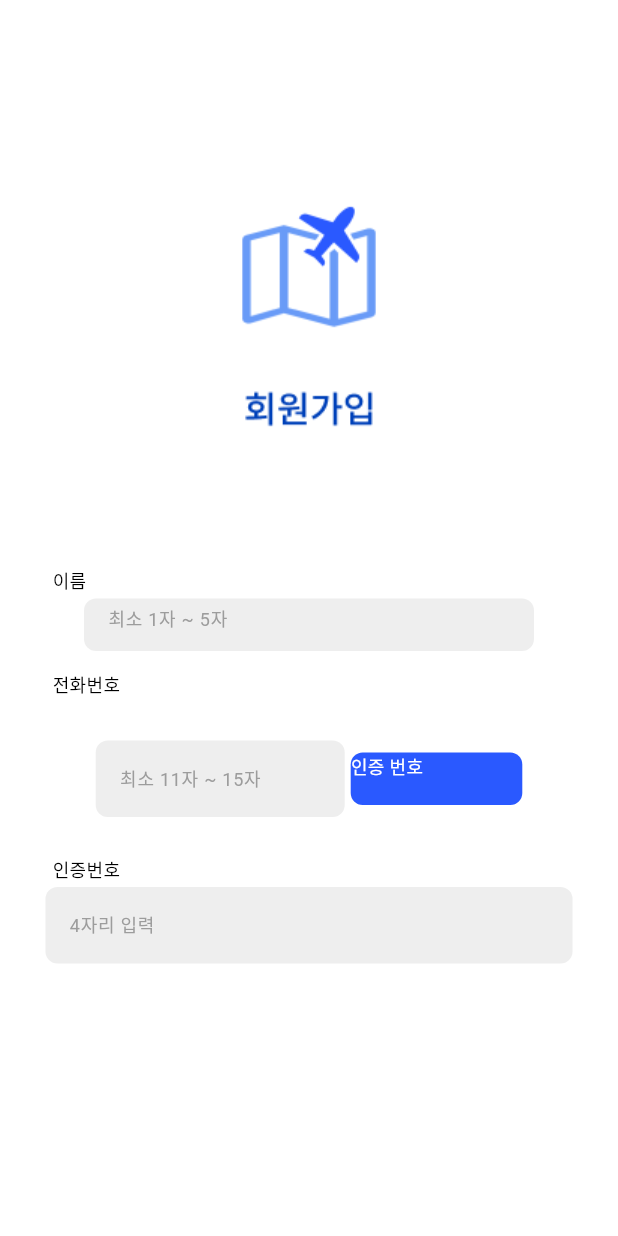
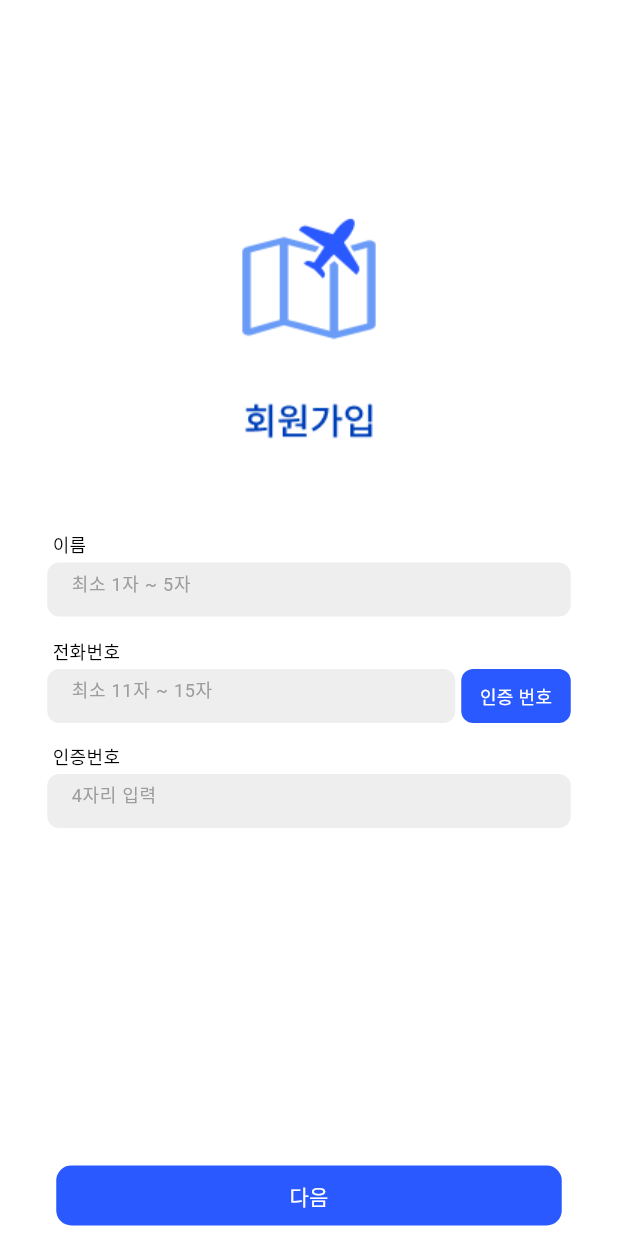
Before and after one commit to leave-leave/Leave-Leave-Flutter, a Flutter app: the SignupScreen screen opened directly, on a phone screen of 412 x 824 dp. Run offline on Flutter 3.47's test engine with Material 3 defaults, Android fonts, the phone set to English and light mode, and no system bars; Roboto replaces fonts that are missing (Noto Sans KR, NotoSansKR).

Commit message:
UPDATE :: code

```diff
--- a/lib/screen/signup.dart
+++ b/lib/screen/signup1.dart
@@ -1,4 +1,5 @@
 import 'package:flutter/material.dart';
+import 'signup2.dart';
 
 class SignupScreen extends StatelessWidget {
   static const Color blueColor = Color(0xff2A59FF);
@@ -15,11 +16,11 @@ class SignupScreen extends StatelessWidget {
       resizeToAvoidBottomInset: false,
       body: Column(
         children: [
-          SizedBox(height: 112),
+          SizedBox(height: 120),
           Center(
             child: Image.asset('assets/images/Signup.png'),
           ),
-          SizedBox(height: 87),
+          SizedBox(height: 55),
           Row(
             children: [
               SizedBox(width: 35), // 조절 가능한 왼쪽 여백
@@ -35,8 +36,8 @@ class SignupScreen extends StatelessWidget {
           ),
           SizedBox(height: 4), // 라벨과 TextField 간의 간격 조절
           Container(
-            width: 300,
-            height: 35,
+            width: 349,
+            height: 36,
             child: TextField(
               style: TextStyle(
                 fontSize: 12,
@@ -56,7 +57,7 @@ class SignupScreen extends StatelessWidget {
               ),
             ),
           ),
-          SizedBox(height: 13),
+          SizedBox(height: 14),
           Row(
             children: [
               SizedBox(width: 35), // 조절 가능한 왼쪽 여백
@@ -72,8 +73,8 @@ class SignupScreen extends StatelessWidget {
           ),
           SizedBox(height: 4), // 라벨과 TextField 간의 간격 조절
           Container(
-            width: 284.4,
-            height: 102.4,
+            width: 349,
+            height: 36,
             child: Row(
               children: [
                 Expanded(
@@ -99,17 +100,18 @@ class SignupScreen extends StatelessWidget {
                 SizedBox(width: 4), // 조절 가능한 간격
                 GestureDetector(
                   onTap: () {
-                    // 인증번호 버튼이 클릭되었을 때 수행할 작업 추가
-                    print('인증번호 버튼 클릭');
                   },
                   child: Container(
-                    width: 114.4,
-                    height: 35,
+                    width: 73,
+                    height: 36,
                     decoration: BoxDecoration(
                       color: blueColor,
                       borderRadius: BorderRadius.circular(8),
                     ),
-                    child: Text(
+                    child: Row(
+                      mainAxisAlignment: MainAxisAlignment.center,
+                      children: [
+                        Text(
                           '인증 번호',
                           style: TextStyle(
                             fontSize: 12,
@@ -117,11 +119,14 @@ class SignupScreen extends StatelessWidget {
                             color: Colors.white,
                           ),
                         ),
+                      ],
+                    ),
                   ),
                 ),
               ],
             ),
           ),
+          SizedBox(height: 13),
           Row(
             children: [
               SizedBox(width: 35), // 조절 가능한 왼쪽 여백
@@ -137,8 +142,8 @@ class SignupScreen extends StatelessWidget {
           ),
           SizedBox(height: 4), // 라벨과 TextField 간의 간격 조절
           Container(
-            width: 351.4,
-            height: 102.4,
+            width: 349,
+            height: 36,
             child: TextField(
               style: TextStyle(
                 fontSize: 12,
@@ -158,12 +163,16 @@ class SignupScreen extends StatelessWidget {
               ),
             ),
           ),
-          SizedBox(height: 169,),
+          SizedBox(height: 225),
           Container(
-            width: 300,
+            width: 337,
             height: 40,
             child: TextButton(
-              onPressed: () {},
+              onPressed: () {
+                Navigator.push(
+                context,
+                MaterialPageRoute(builder: (context) => SignupScreen2()),
+              );},
               child: Text(
                 '다음',
                 style: TextStyle(
@@ -178,7 +187,6 @@ class SignupScreen extends StatelessWidget {
               ),
             ),
           ),
-
         ],
       ),
     );
```
Lines whose indentation alone changed are shown as unchanged.
